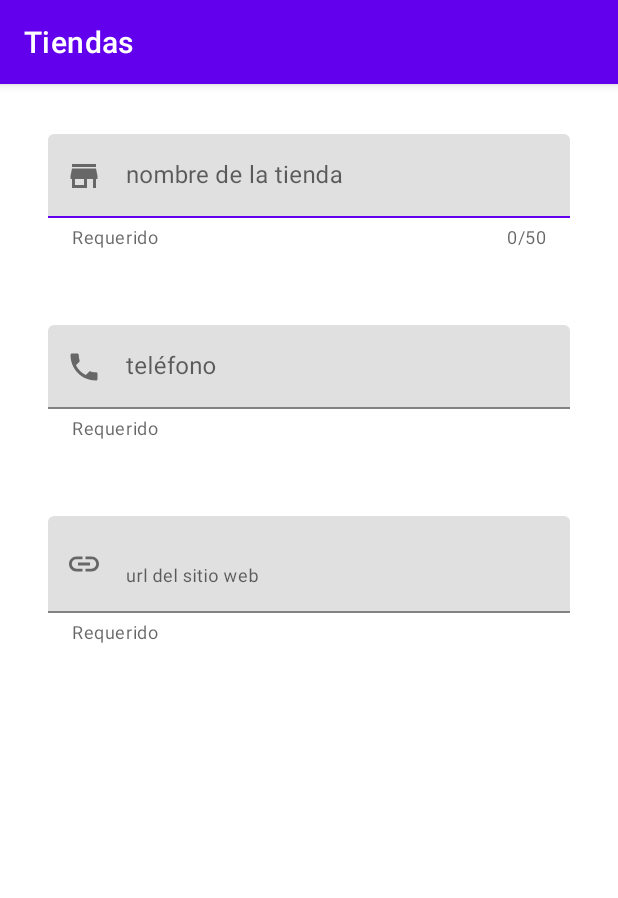
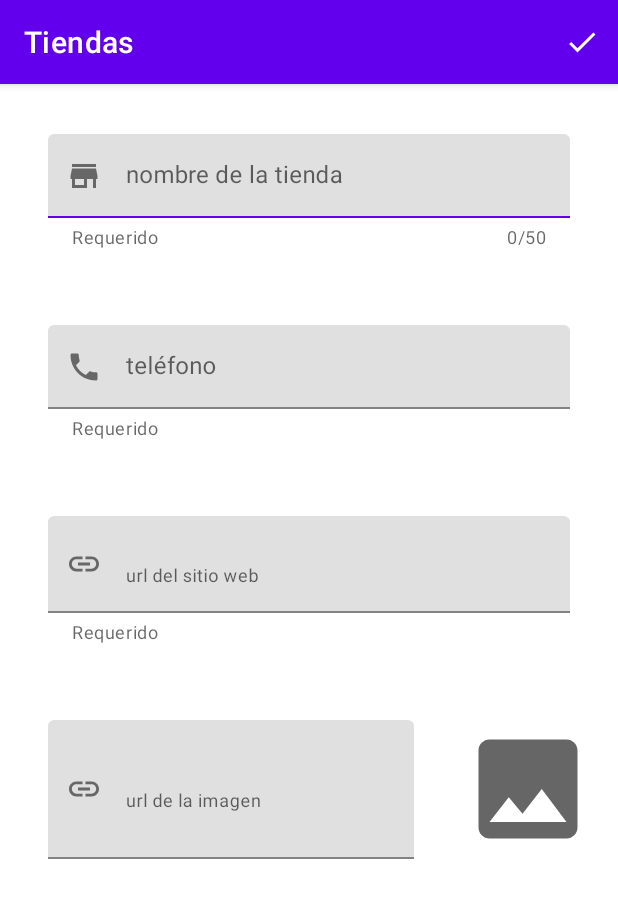
Before and after one commit to Diego2108/Stores, an Android app: the fragment EditStoreFragment shown on its own in the app's theme, on a phone screen of 412 x 824 dp. Shown: the top 898 px of the screen. Run offline under Robolectric (Android 15) with nearby library versions, the phone set to English and light mode, and no system bars; libraries missing offline, so code that uses them is left out: org.jetbrains.anko.

Commit message:
update stores in fragment and hide NavBar

```diff
--- a/app/src/main/java/com/godiapper/stores/core/StoreEntity.kt
+++ b/app/src/main/java/com/godiapper/stores/core/StoreEntity.kt
@@ -5,7 +5,7 @@ import androidx.room.PrimaryKey
 
 @Entity(tableName = "StoreEntity")
 data class StoreEntity(
-    @PrimaryKey(autoGenerate = true) var id:Long = 0,
+    @PrimaryKey(autoGenerate = true) var id: Long = 0,
     var name: String,
     var phone: String = "",
     var website: String = "",
--- a/app/src/main/java/com/godiapper/stores/ui/view/EditStoreFragment.kt
+++ b/app/src/main/java/com/godiapper/stores/ui/view/EditStoreFragment.kt
@@ -1,17 +1,21 @@
 package com.godiapper.stores.ui.view
 
 import android.os.Bundle
+import android.view.*
 import androidx.fragment.app.Fragment
-import android.view.LayoutInflater
-import android.view.View
-import android.view.ViewGroup
 import com.godiapper.stores.R
+import com.godiapper.stores.core.StoreApplication
+import com.godiapper.stores.core.StoreEntity
 import com.godiapper.stores.databinding.FragmentEditStoreBinding
+import com.google.android.material.snackbar.Snackbar
+import org.jetbrains.anko.doAsync
+import org.jetbrains.anko.uiThread
 
 
 class EditStoreFragment : Fragment() {
 
     private lateinit var mBinding: FragmentEditStoreBinding
+    private var mActivity: MainActivity? = null
 
     override fun onCreateView(
         inflater: LayoutInflater, container: ViewGroup?,
@@ -20,4 +24,52 @@ class EditStoreFragment : Fragment() {
         return mBinding.root
     }
 
+    override fun onViewCreated(view: View, savedInstanceState: Bundle?) {
+        super.onViewCreated(view, savedInstanceState)
+
+        mActivity = activity as? MainActivity
+        mActivity?.supportActionBar?.setDisplayHomeAsUpEnabled(true)
+        mActivity?.supportActionBar?.title = getString(R.string.edit_store_title_add)
+
+        setHasOptionsMenu(true)
+    }
+
+    override fun onCreateOptionsMenu(menu: Menu, inflater: MenuInflater) {
+        inflater.inflate(R.menu.menu_save,menu)
+        super.onCreateOptionsMenu(menu, inflater)
+    }
+
+    override fun onOptionsItemSelected(item: MenuItem): Boolean {
+        return when(item.itemId){
+            android.R.id.home -> {
+                mActivity?.onBackPressed()
+                true
+            }
+            R.id.action_save -> {
+                val store = StoreEntity(name = mBinding.etName.text.toString().trim(),
+                    phone = mBinding.etPhone.text.toString().trim(),
+                    website = mBinding.etWebsite.text.toString().trim())
+
+                doAsync {
+                    StoreApplication.database.storeDao().addStore(store)
+                    uiThread {
+                        Snackbar.make(mBinding.root,getString(R.string.edit_store_message_save_success),
+                            Snackbar.LENGTH_SHORT).show()
+                    }
+                }
+                true
+            }
+            else -> super.onOptionsItemSelected(item)
+        }
+    }
+
+    override fun onDestroy() {
+        mActivity?.supportActionBar?.setDisplayHomeAsUpEnabled(false)
+        mActivity?.supportActionBar?.title = getString(R.string.app_name)
+        mActivity?.hideFab(true)
+
+        setHasOptionsMenu(false)
+        super.onDestroy()
+    }
+
 }
--- /dev/null
+++ b/app/src/main/java/com/godiapper/stores/ui/view/MainAux.kt
@@ -0,0 +1,5 @@
+package com.godiapper.stores.ui.view
+
+interface MainAux {
+    fun hideFab(isVisible:Boolean = false)
+}
--- /dev/null
+++ b/app/src/main/res/drawable/ic_check.xml
@@ -0,0 +1,10 @@
+<vector xmlns:android="http://schemas.android.com/apk/res/android"
+    android:width="24dp"
+    android:height="24dp"
+    android:viewportWidth="24"
+    android:viewportHeight="24"
+    android:tint="?attr/colorControlNormal">
+  <path
+      android:fillColor="@android:color/white"
+      android:pathData="M9,16.17L4.83,12l-1.42,1.41L9,19 21,7l-1.41,-1.41z"/>
+</vector>
--- /dev/null
+++ b/app/src/main/res/drawable/ic_image.xml
@@ -0,0 +1,10 @@
+<vector xmlns:android="http://schemas.android.com/apk/res/android"
+    android:width="24dp"
+    android:height="24dp"
+    android:viewportWidth="24"
+    android:viewportHeight="24"
+    android:tint="?attr/colorControlNormal">
+  <path
+      android:fillColor="@android:color/white"
+      android:pathData="M21,19V5c0,-1.1 -0.9,-2 -2,-2H5c-1.1,0 -2,0.9 -2,2v14c0,1.1 0.9,2 2,2h14c1.1,0 2,-0.9 2,-2zM8.5,13.5l2.5,3.01L14.5,12l4.5,6H5l3.5,-4.5z"/>
+</vector>
--- a/app/src/main/res/layout/fragment_edit_store.xml
+++ b/app/src/main/res/layout/fragment_edit_store.xml
@@ -4,6 +4,7 @@
     android:layout_width="match_parent"
     android:layout_height="match_parent"
     xmlns:app="http://schemas.android.com/apk/res-auto"
+    android:background="@color/white"
     tools:context=".ui.view.EditStoreFragment">
 
     <LinearLayout
@@ -71,13 +72,46 @@
                 android:layout_height="wrap_content"
                 android:textAppearance="?attr/textAppearanceCaption"
                 android:textColor="@color/color_link"
-                android:maxLines="@integer/liner_url_website"
-                android:minLines="@integer/liner_url_website"
+                android:maxLines="@integer/lines_url_website"
+                android:minLines="@integer/lines_url_website"
                 android:inputType="textMultiLine">
             </com.google.android.material.textfield.TextInputEditText>
 
         </com.google.android.material.textfield.TextInputLayout>
 
+        <LinearLayout
+            android:layout_width="match_parent"
+            android:layout_height="wrap_content"
+            android:orientation="horizontal"
+            android:layout_marginTop="@dimen/common_paddin_default"
+            android:gravity="center_vertical">
+            <com.google.android.material.textfield.TextInputLayout
+                android:layout_width="0dp"
+                android:layout_height="wrap_content"
+                android:layout_weight="1"
+                android:hint="@string/hint_photo"
+                app:endIconMode="clear_text"
+                app:startIconDrawable="@drawable/ic_link"
+                style="@style/Widget.Material3.TextInputEditText.OutlinedBox">
+                <com.google.android.material.textfield.TextInputEditText
+                    android:id="@+id/etPhotoUrl"
+                    android:layout_width="match_parent"
+                    android:layout_height="wrap_content"
+                    android:textAppearance="?attr/textAppearanceCaption"
+                    android:textColor="@color/color_link"
+                    android:minLines="@integer/lines_url_photo"
+                    android:maxLines="@integer/lines_url_photo"/>
+            </com.google.android.material.textfield.TextInputLayout>
+            <ImageView
+                android:id="@+id/image_photo"
+                android:layout_width="@dimen/photo_size_thumb"
+                android:layout_height="@dimen/photo_size_thumb"
+                android:layout_marginStart="@dimen/common_paddin_default"
+                android:src="@drawable/ic_image"
+                android:contentDescription="@string/description_img_photo"/>
+
+        </LinearLayout>
+
     </LinearLayout>
 
 </androidx.core.widget.NestedScrollView>
--- /dev/null
+++ b/app/src/main/res/menu/menu_save.xml
@@ -0,0 +1,11 @@
+<?xml version="1.0" encoding="utf-8"?>
+<menu xmlns:android="http://schemas.android.com/apk/res/android"
+    xmlns:app="http://schemas.android.com/apk/res-auto">
+
+    <item
+        android:id="@+id/action_save"
+        android:title="@string/menu_save"
+        android:icon="@drawable/ic_check"
+        app:showAsAction="ifRoom"/>
+
+</menu>
--- a/app/src/main/res/values/dimens.xml
+++ b/app/src/main/res/values/dimens.xml
@@ -4,4 +4,5 @@
     <dimen name="common_paddin_min">8dp</dimen>
     <dimen name="common_paddin_default">16dp</dimen>
     <dimen name="common_paddin_middle">24dp</dimen>
+    <dimen name="photo_size_thumb">88dp</dimen>
 </resources>
--- a/app/src/main/res/values/integers.xml
+++ b/app/src/main/res/values/integers.xml
@@ -1,5 +1,6 @@
 <?xml version="1.0" encoding="utf-8"?>
 <resources>
     <integer name="counter_max_name">50</integer>
-    <integer name="liner_url_website">2</integer>
+    <integer name="lines_url_website">2</integer>
+    <integer name="lines_url_photo">4</integer>
 </resources>
--- a/app/src/main/res/values/strings.xml
+++ b/app/src/main/res/values/strings.xml
@@ -8,4 +8,8 @@
     <string name="helper_required">Requerido</string>
     <string name="hint_phone">teléfono</string>
     <string name="hint_website">url del sitio web</string>
+    <string name="hint_photo">url de la imagen</string>
+    <string name="edit_store_title_add">Crear tienda</string>
+    <string name="menu_save">Save</string>
+    <string name="edit_store_message_save_success">Tienda agregada correctamente.</string>
 </resources>
```
Also changed, not shown: app/src/main/java/com/godiapper/stores/adapter/StoreAdapter.kt (+4 -4 lines), app/src/main/java/com/godiapper/stores/ui/view/MainActivity.kt (+24 -3 lines), app/src/main/res/layout/activity_main.xml (+3 -4 lines).
